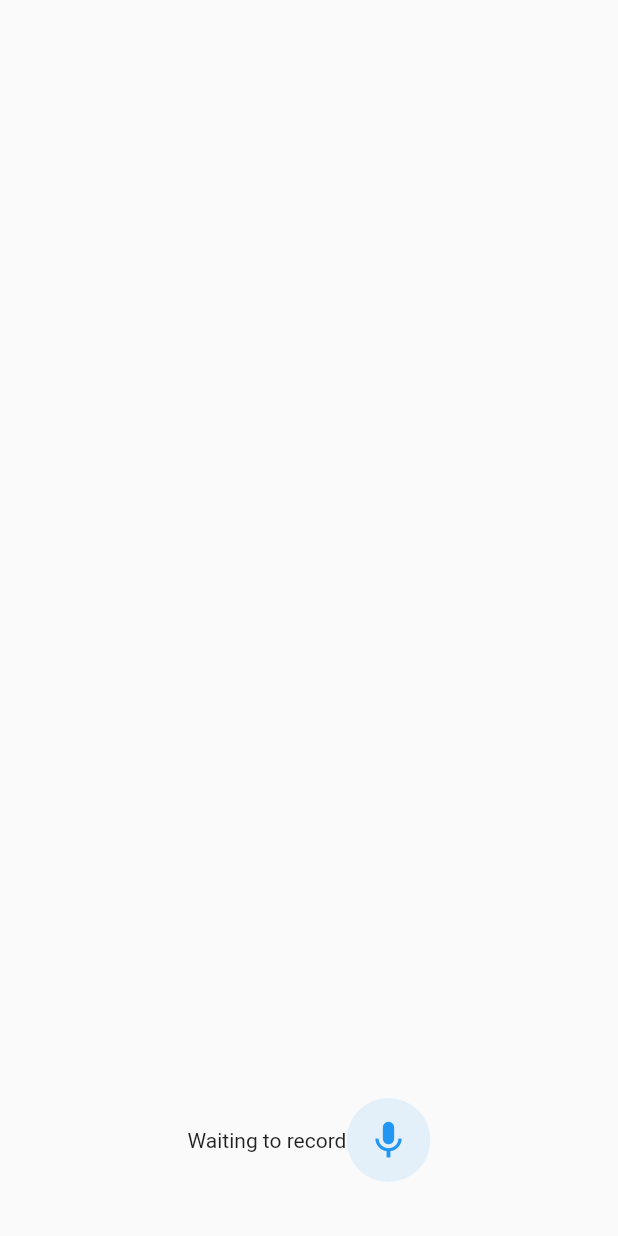
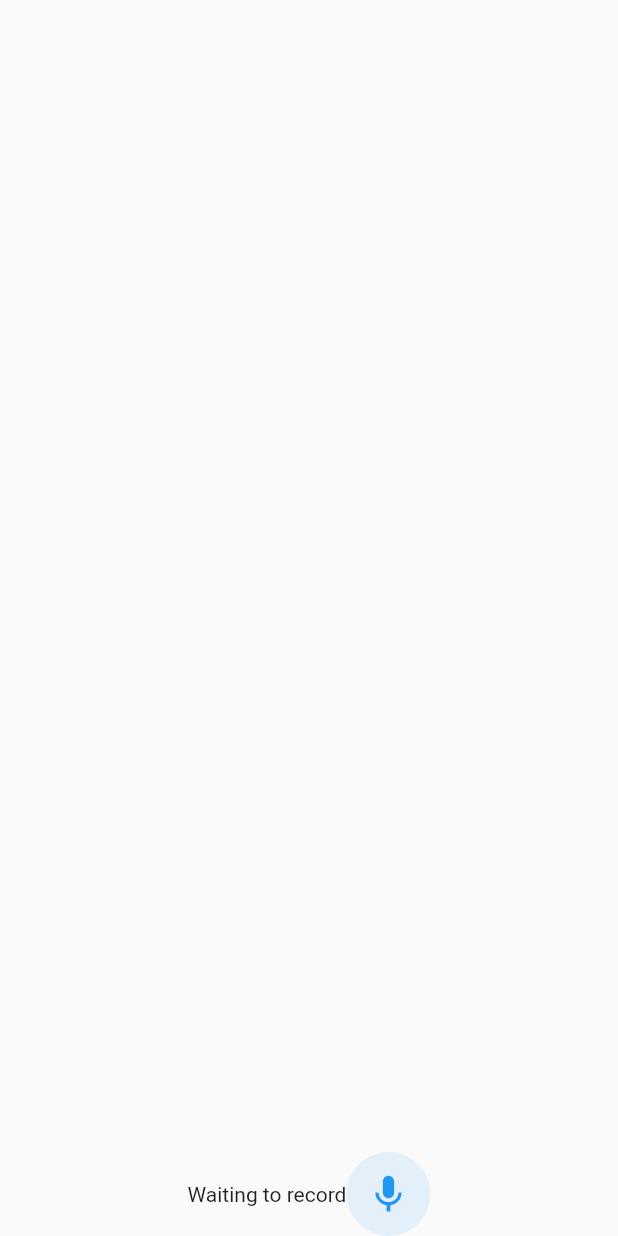
Before and after one commit to hyqshr/voicenote, a Flutter app: the screen it shows after launch, on a phone screen of 412 x 824 dp. Run offline on Flutter 3.47's test engine with Material 2 defaults, Android fonts, the phone set to English and light mode, and no system bars; our stand-ins replace audioplayers, expansion_tile_card; missing offline and left inert: dart:ffi, ffmpeg_kit_flutter, flutter_rust_bridge, record; statements that could not run were skipped.

Commit message:
good work

```diff
--- /dev/null
+++ b/lib/Home.dart
@@ -0,0 +1,21 @@
+import 'package:flutter/material.dart';
+import 'audio_record.dart';
+import 'audio_list.dart';
+
+class Home extends StatelessWidget {
+
+  @override
+  Widget build(BuildContext context) {
+    return Scaffold(
+      body: Center(
+        child: Column(
+          mainAxisAlignment: MainAxisAlignment.end, // This will push the children to the bottom
+          children: [
+            Expanded(child: AudioList()), // Expanded widget ensures the AudioList takes the remaining available space
+            AudioRecorder(),
+          ],
+        ),
+      ),
+    );
+  }
+}
--- /dev/null
+++ b/lib/audio_list.dart
@@ -0,0 +1,69 @@
+import 'dart:io';
+import 'package:flutter/material.dart';
+import 'package:path/path.dart' as path;
+import 'package:path_provider/path_provider.dart';
+import 'package:expansion_tile_card/expansion_tile_card.dart';
+import 'dart:ffi';
+import 'dart:io';
+import "audio_record.dart";
+import 'package:whisper_gpt/bridge_generated.dart';
+import 'package:audioplayers/audioplayers.dart' as ap;
+import 'audio_widget.dart';
+
+const base = 'rs_whisper_gpt';
+final lib_path = Platform.isWindows ? '$base.dll' : 'lib$base.so';
+final dylib = Platform.isIOS
+    ? DynamicLibrary.process()
+    : Platform.isMacOS
+        ? DynamicLibrary.executable()
+        : DynamicLibrary.open(lib_path);
+
+final api = RsWhisperGptImpl(dylib);
+
+
+class AudioList extends StatefulWidget {
+  @override
+  _AudioListState createState() => _AudioListState();
+}
+
+class _AudioListState extends State<AudioList> {
+  List<File> audioFiles = [];
+  final player = ap.AudioPlayer();
+
+  @override
+  void initState() {
+    super.initState();
+    _fetchAudios();
+  }
+
+  _fetchAudios() async {
+    final appDir = await getApplicationDocumentsDirectory();
+    final recordingDir = Directory(path.join(appDir.path, 'Recordings'));
+    if (await recordingDir.exists()) {
+      final entities = recordingDir.listSync();
+      for (var entity in entities) {
+        if (entity is File && path.extension(entity.path) == '.wav') {
+          setState(() {
+            audioFiles.add(entity);
+          });
+        }
+      }
+    }
+  }
+
+  @override
+  Widget build(BuildContext context) {
+    return ListView.builder(
+      itemCount: audioFiles.length,
+      itemBuilder: (context, index) {
+        return ExpansionTileCard(
+          title: Text(path.basenameWithoutExtension(audioFiles[index].path)),
+          children: <Widget>[
+            AudioWidget(source: audioFiles[index].path, api: api)
+          ],
+        );
+      },
+    );
+  }
+
+}
--- a/lib/audio_record.dart
+++ b/lib/audio_record.dart
@@ -7,9 +7,8 @@ import 'package:record/record.dart';
 import 'package:ffmpeg_kit_flutter/ffmpeg_kit.dart';
 
 class AudioRecorder extends StatefulWidget {
-  final void Function(String path) onStop;
 
-  const AudioRecorder({Key? key, required this.onStop}) : super(key: key);
+  const AudioRecorder({Key? key}) : super(key: key);
 
   @override
   State<AudioRecorder> createState() => _AudioRecorderState();
@@ -59,7 +58,7 @@ Future<void> _start() async {
 
         // Get the app's directory
         final Directory appDir = await getApplicationDocumentsDirectory();
-        final String recordingsDirPath = '${appDir.path}/Recordings';
+        final String recordingsDirPath = '${appDir.path}';
 
         // Create a folder named 'Recordings' if it doesn't exist
         final Directory recordingsDir = Directory(recordingsDirPath);
@@ -103,10 +102,6 @@ Future<void> _start() async {
     wavPath = wavPath.replaceAll("file://", "");
     //override path
     path = wavPath;
-
-    if (path != null) {
-      widget.onStop(path);
-    }
   }
 
   Future<void> _pause() async {
@@ -121,11 +116,7 @@ Future<void> _start() async {
 
   @override
   Widget build(BuildContext context) {
-    return MaterialApp(
-      home: Scaffold(
-        body: Center(),
-        floatingActionButton: Padding(
-          padding: const EdgeInsets.only(bottom: 20.0),
+    return Center(
       child: Row(
         mainAxisAlignment: MainAxisAlignment.center,
         children: [
@@ -136,9 +127,6 @@ Future<void> _start() async {
             _buildPauseResumeControl(),
           ]
         ],
-          ),
-        ),
-        floatingActionButtonLocation: FloatingActionButtonLocation.centerFloat,
       ),
     );
   }
--- a/lib/main.dart
+++ b/lib/main.dart
@@ -2,11 +2,11 @@ import 'package:flutter/material.dart';
 
 import 'package:flutter/foundation.dart';
 import 'package:whisper_gpt/audio_player.dart';
-
-import 'package:whisper_gpt/bridge_generated.dart';
+import 'Home.dart';
 import 'dart:ffi';
 import 'dart:io';
 import "audio_record.dart";
+import 'package:whisper_gpt/bridge_generated.dart';
 
 const base = 'rs_whisper_gpt';
 final path = Platform.isWindows ? '$base.dll' : 'lib$base.so';
@@ -20,8 +20,6 @@ final api = RsWhisperGptImpl(dylib);
 
 void main() => runApp(const MyApp());
 
-
-
 class MyApp extends StatefulWidget {
   const MyApp({Key? key}) : super(key: key);
 
@@ -30,39 +28,17 @@ class MyApp extends StatefulWidget {
 }
 
 class _MyAppState extends State<MyApp> {
-  bool showPlayer = false;
-  bool showText = false;
   String? audioPath;
 
   @override
   void initState() {
-    showPlayer = false;
     super.initState();
   }
 
   @override
   Widget build(BuildContext context) {
     return MaterialApp(
-      home: Scaffold(
-          body: Center(
-        child: showPlayer
-            ? AudioPlayer(
-                api: api,
-                source: audioPath!,
-                onDelete: () {
-                  setState(() => showPlayer = false);
-                },
-              )
-            : AudioRecorder(
-                onStop: (path) {
-                  if (kDebugMode) print('Recorded file path: $path');
-                  setState(() {
-                    audioPath = path;
-                    showPlayer = true;
-                  });
-                },
-              ),
-      )),
-    );
+        home: Home(),
+      );
   }
 }
--- a/pubspec.yaml
+++ b/pubspec.yaml
@@ -18,6 +18,7 @@ dependencies:
   freezed_annotation: ^2.1.0
   ffmpeg_kit_flutter: ^5.1.0
   ffi: ^2.1.0
+  expansion_tile_card: ^3.0.0
 
 dev_dependencies:
   flutter_test:
```
Also changed, not shown: lib/audio_widget.dart (added, +201 -0 lines), pubspec.lock. Lines whose indentation alone changed are shown as unchanged.
